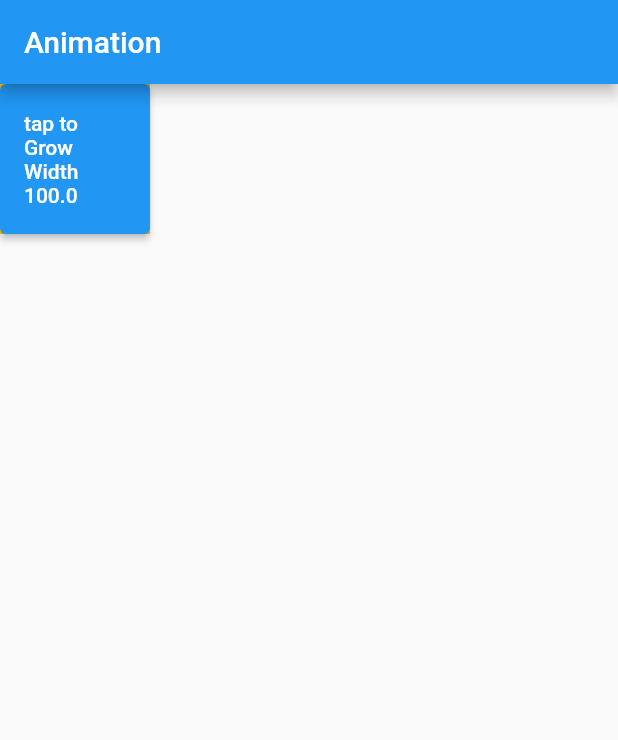
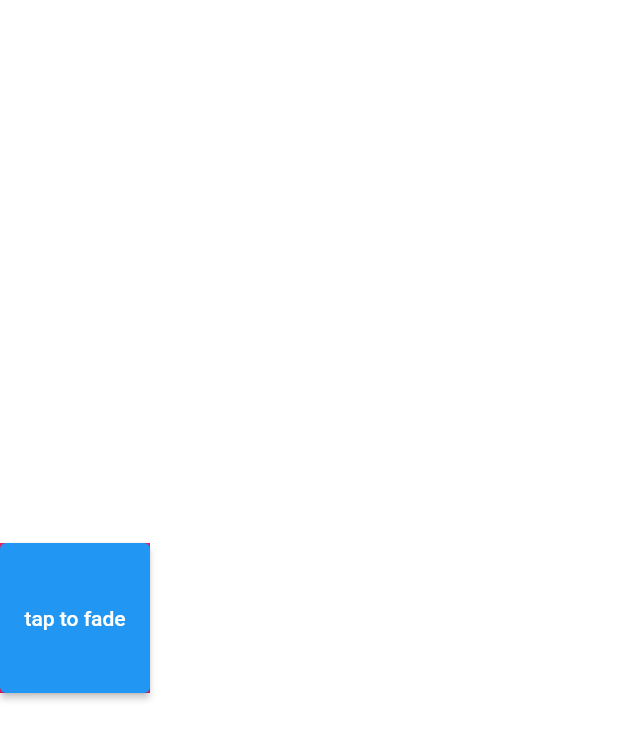
Before and after one commit to prachisharma02/flutterApp, a Flutter app: the screen it shows after launch, on a phone screen of 412 x 824 dp. Shown: the top 740 px of the screen. Run offline on Flutter 3.47's test engine with Material 2 defaults, Android fonts, the phone set to English and light mode, and no system bars.

```diff
--- a/lib/main.dart
+++ b/lib/main.dart
@@ -1,6 +1,7 @@
 import 'package:begin/animation.dart';
 import 'package:begin/textArea.dart';
 import 'package:flutter/material.dart';
+import 'package:begin/opacity.dart';
 
 void main() {
   runApp(MyApp());
@@ -13,7 +14,7 @@ class MyApp extends StatelessWidget {
   Widget build(BuildContext context) {
     return MaterialApp(
       debugShowCheckedModeBanner: false,
-      home: Animationn(),
+      home: Opacityy(),
     );
   }
 }
--- a/lib/notes.txt
+++ b/lib/notes.txt
@@ -9,3 +9,7 @@ tween is the short for in between meaning that animation has beginning and endin
 that specifiesthe timing and speed of the transition , the framework automatically calculates the
 transition frm beginning to end
 hero me hme do screen define krni padti hai but animation me ek he screen m hojata hai
+
+using Animatedopacity
+if you need to  hide or partially hide a widget animated opacity is a great way to animate fading
+over time it takes parameter opacity duration curve and child
--- /dev/null
+++ b/lib/opacity.dart
@@ -0,0 +1,38 @@
+import 'package:flutter/material.dart';
+
+class Opacityy extends StatefulWidget {
+  const Opacityy({super.key});
+
+  @override
+  State<Opacityy> createState() => _OpacityyState();
+}
+
+class _OpacityyState extends State<Opacityy> {
+  double _opacity = 1.0;
+  void _animatedOpacity() {
+    setState(() {
+      _opacity = _opacity == 1.0 ? 0.2 : 1.0;
+    });
+  }
+
+  @override
+  Widget build(BuildContext context) {
+    return Row(
+      children: [
+        AnimatedOpacity(
+          opacity: _opacity,
+          duration: const Duration(milliseconds: 500),
+          child: Container(
+            color: Colors.pink,
+            height: 100,
+            width: 100,
+            child: ElevatedButton(
+              child: const Text("tap to fade"),
+              onPressed: () => _animatedOpacity(),
+            ),
+          ),
+        )
+      ],
+    );
+  }
+}
```
